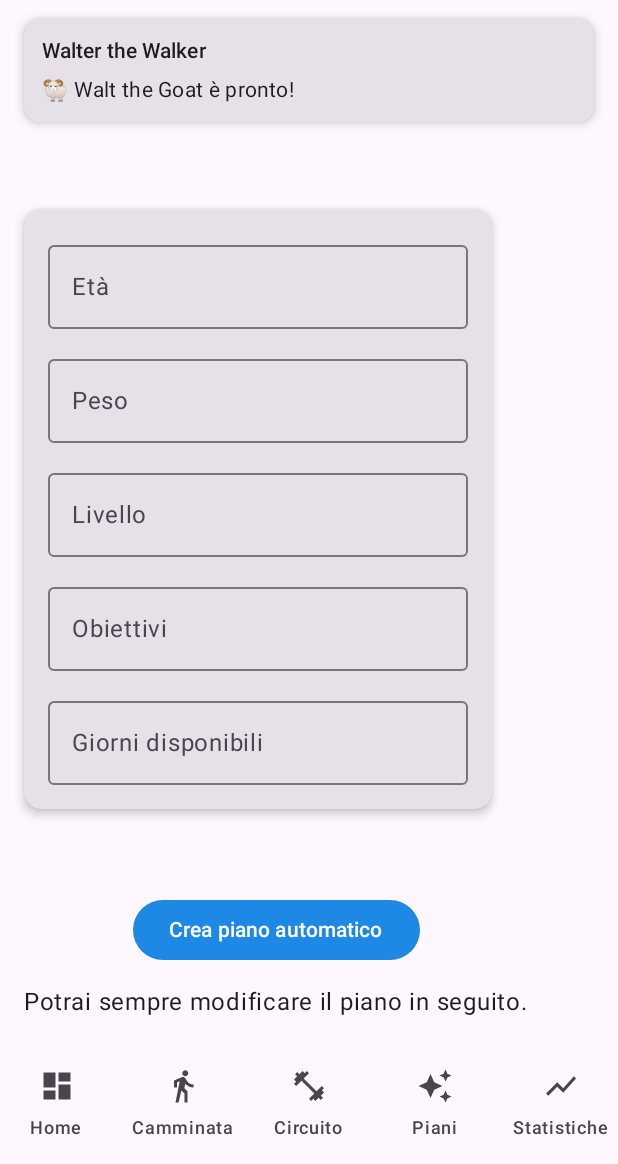
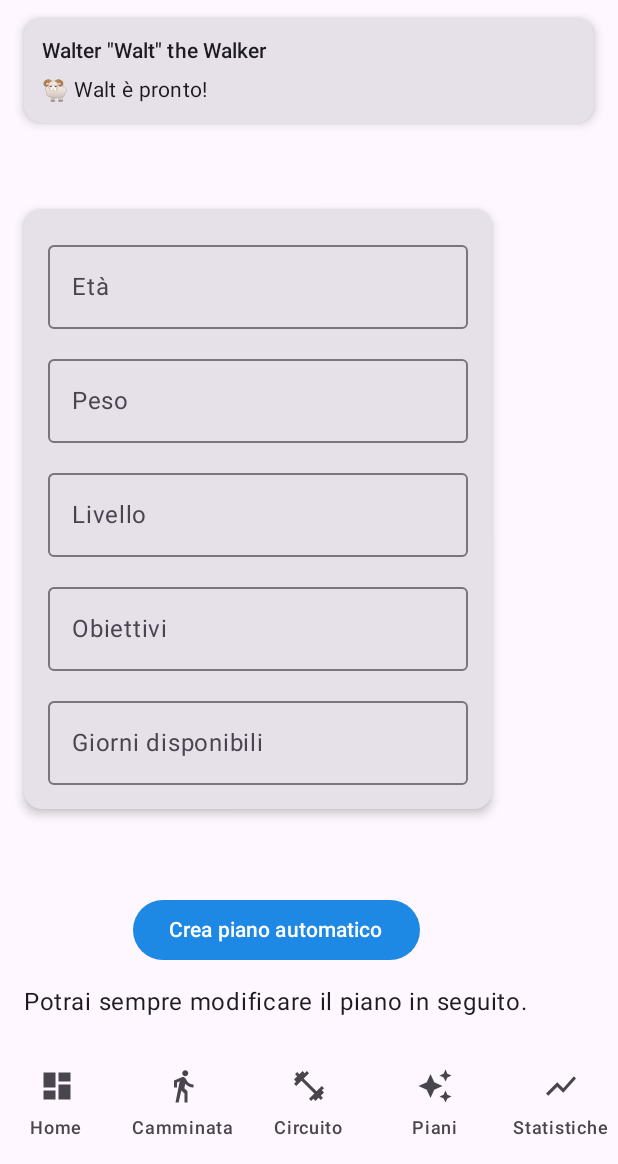
Before and after one commit to Lollo44/Zio, an Android app built with Jetpack Compose: the screen it shows after launch (MainActivity), on a phone screen of 412 x 824 dp, the part 72-1236 px from its top. Run offline under Robolectric (Android 15) with nearby library versions, the phone set to English and light mode, and no system bars.

Commit message:
chore: align walter mascot naming in compose card
Co-authored-by: Lollo44 <249847053+Lollo44@users.noreply.github.com>

```diff
--- a/app/src/main/java/com/nonnoworkout/ui/components/WalterMascotCard.kt
+++ b/app/src/main/java/com/nonnoworkout/ui/components/WalterMascotCard.kt
@@ -22,7 +22,7 @@ fun WalterMascotCard(
     modifier: Modifier = Modifier
 ) {
     val mood = when (state) {
-        WalterMascotState.Idle -> "🐏 Walt the Goat è pronto!"
+        WalterMascotState.Idle -> "🐏 Walt è pronto!"
         WalterMascotState.Walking -> "🚶‍♂️ Walt cammina con te!"
         WalterMascotState.Flexing -> "💪 Walt ti dà energia!"
         WalterMascotState.Trophy -> "🏆 Grande! Walt festeggia!"
@@ -35,7 +35,7 @@ fun WalterMascotCard(
             modifier = Modifier.padding(12.dp),
             verticalArrangement = Arrangement.spacedBy(6.dp)
         ) {
-            Text(text = "Walter the Walker", style = MaterialTheme.typography.titleSmall)
+            Text(text = "Walter \"Walt\" the Walker", style = MaterialTheme.typography.titleSmall)
             Text(text = mood, style = MaterialTheme.typography.bodyMedium)
         }
     }
```
